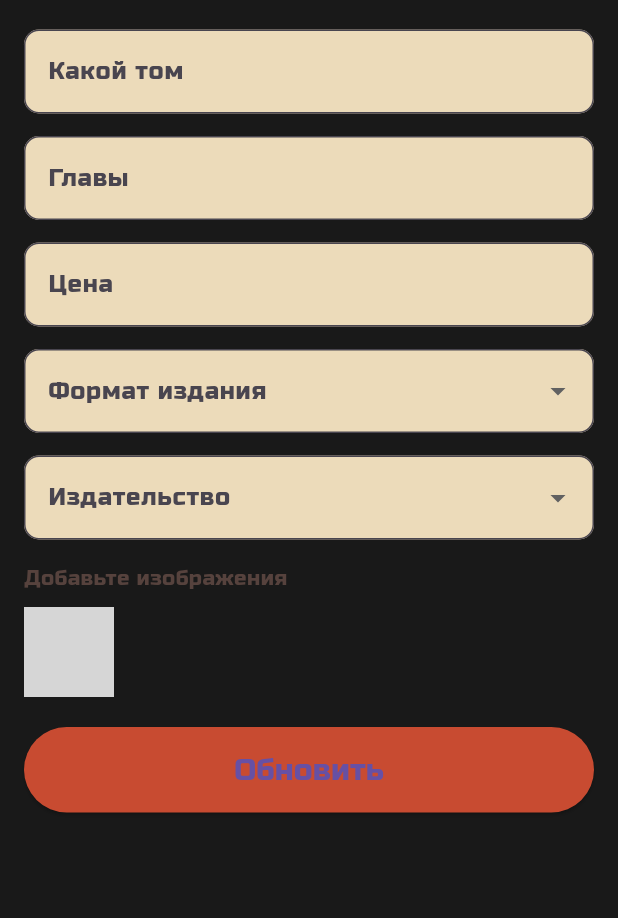
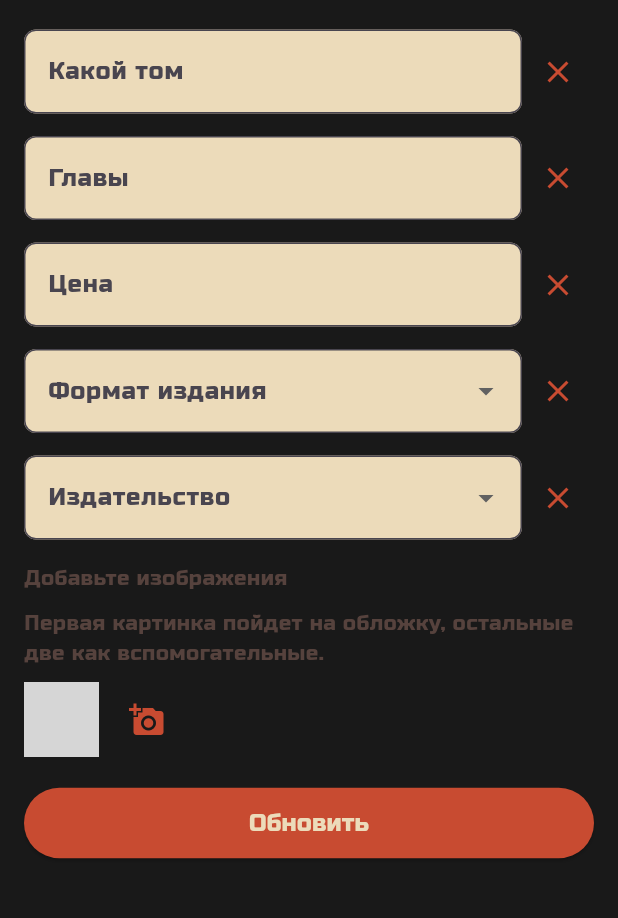
Before and after one commit to MaryPrety/PR9, a Flutter app: the EditMangaPage screen opened directly with empty values, on a phone screen of 412 x 824 dp, the part 185-1103 px from its top. Run offline on Flutter 3.47's test engine with Material 3 defaults, Android fonts, the phone set to English and light mode, and no system bars; our stand-ins replace dio, flutter_slidable; network calls fail; grey boxes are pictures that could not be loaded.

Commit message:
Update edit_manga_page.dart

```diff
--- a/lib/pages/edit_manga_page.dart
+++ b/lib/pages/edit_manga_page.dart
@@ -47,8 +47,8 @@ class _EditMangaPageState extends State<EditMangaPage> {
     _chaptersController = TextEditingController(text: widget.mangaItem.chapters);
     _priceController = TextEditingController(text: widget.mangaItem.price);
     _fullDescriptionController = TextEditingController(text: widget.mangaItem.description);
-    _formatController = TextEditingController(text: widget.mangaItem.format);
-    _publisherController = TextEditingController(text: widget.mangaItem.publisher);
+    _formatController = TextEditingController(text: widget.mangaItem.format.isNotEmpty ? widget.mangaItem.format : 'Не указан');
+    _publisherController = TextEditingController(text: widget.mangaItem.publisher.isNotEmpty ? widget.mangaItem.publisher : 'Не указан');
     _imageLinks = List.from(widget.mangaItem.additionalImages)..insert(0, widget.mangaItem.imagePath);
   }
 
@@ -90,10 +90,9 @@ class _EditMangaPageState extends State<EditMangaPage> {
       );
 
       try {
-        // Отправляем данные через PUT запрос для обновления
-        final result = await ApiService().updateProduct(updatedItem);
-        widget.onItemUpdated(result);
-        Navigator.pop(context, result);
+        await ApiService().changeProductStatus(updatedItem);
+        widget.onItemUpdated(updatedItem); // Обновляем состояние на родительской странице
+        Navigator.pop(context, updatedItem); // Возвращаем обновленный элемент
       } catch (error) {
         ScaffoldMessenger.of(context).showSnackBar(
           SnackBar(content: Text('Ошибка при обновлении товара: $error')),
@@ -110,10 +109,13 @@ class _EditMangaPageState extends State<EditMangaPage> {
 
   @override
   Widget build(BuildContext context) {
+    final screenWidth = MediaQuery.of(context).size.width;
+    final isMobile = screenWidth < 600;
+
     return Scaffold(
       backgroundColor: backgroundColor,
       appBar: AppBar(
-        title: const Text("Редактировать том", style: TextStyle(fontFamily: 'Russo One')),
+        title: const Text("Редактировать том"),
         backgroundColor: primaryColor,
         leading: IconButton(
           icon: const Icon(Icons.arrow_back),
@@ -148,11 +150,14 @@ class _EditMangaPageState extends State<EditMangaPage> {
                     const SizedBox(height: 20),
                     ElevatedButton(
                       onPressed: _submit,
+                      child: Text(
+                        "Обновить",
+                        style: TextStyle(color: secondaryColor, fontSize: isMobile ? 16.0 : 20.0),
+                      ),
                       style: ElevatedButton.styleFrom(
                         backgroundColor: primaryColor,
-                        padding: const EdgeInsets.symmetric(vertical: 14),
+                        padding: const EdgeInsets.symmetric(vertical: 12.0),
                       ),
-                      child: const Text("Обновить", style: TextStyle(fontSize: 20, fontFamily: 'Russo One')),
                     ),
                   ],
                 ),
@@ -161,41 +166,51 @@ class _EditMangaPageState extends State<EditMangaPage> {
     );
   }
 
-  Widget _buildInputField(String label, TextEditingController controller, {String? hintText, int maxLines = 1, TextInputType keyboardType = TextInputType.text}) {
-    return TextField(
+  Widget _buildInputField(String label, TextEditingController controller, {String hintText = '', TextInputType? keyboardType}) {
+    return Row(
+      children: [
+        Expanded(
+          child: TextField(
             controller: controller,
             keyboardType: keyboardType,
-      maxLines: maxLines,
             decoration: InputDecoration(
               labelText: label,
               hintText: hintText,
               filled: true,
               fillColor: secondaryColor,
-        border: OutlineInputBorder(borderRadius: BorderRadius.circular(10)),
+              border: OutlineInputBorder(borderRadius: BorderRadius.circular(8.0)),
             ),
+          ),
+        ),
+        IconButton(
+          icon: const Icon(Icons.clear, color: primaryColor),
+          onPressed: () => controller.clear(),
+        ),
+      ],
     );
   }
 
-  Widget _buildDropdownField(String label, TextEditingController controller, List<String> items) {
-    return DropdownButtonFormField<String>(
-      value: items.contains(controller.text) ? controller.text : null,
-      onChanged: (value) {
-        setState(() {
-          controller.text = value ?? '';
-        });
-      },
+  Widget _buildDropdownField(String label, TextEditingController controller, List<String> options) {
+    return Row(
+      children: [
+        Expanded(
+          child: DropdownButtonFormField<String>(
+            value: options.contains(controller.text) ? controller.text : null,
+            items: options.map((option) => DropdownMenuItem(value: option, child: Text(option))).toList(),
+            onChanged: (value) => setState(() => controller.text = value ?? ''),
             decoration: InputDecoration(
               labelText: label,
               filled: true,
               fillColor: secondaryColor,
-        border: OutlineInputBorder(borderRadius: BorderRadius.circular(10)),
+              border: OutlineInputBorder(borderRadius: BorderRadius.circular(8.0)),
             ),
-      items: items.map((item) {
-        return DropdownMenuItem<String>(
-          value: item,
-          child: Text(item),
-        );
-      }).toList(),
+          ),
+        ),
+        IconButton(
+          icon: const Icon(Icons.clear, color: primaryColor),
+          onPressed: () => controller.clear(),
+        ),
+      ],
     );
   }
 
@@ -205,31 +220,93 @@ class _EditMangaPageState extends State<EditMangaPage> {
       children: [
         const Text("Добавьте изображения", style: TextStyle(color: textColor)),
         const SizedBox(height: 10),
+        const Text(
+          "Первая картинка пойдет на обложку, остальные две как вспомогательные.",
+          style: TextStyle(color: textColor),
+        ),
+        const SizedBox(height: 10),
         Row(
           children: [
             for (int i = 0; i < _imageLinks.length; i++) ...[
               Padding(
                 padding: const EdgeInsets.only(right: 8.0),
                 child: Stack(
-                  alignment: Alignment.topRight,
                   children: [
                     Image.network(
                       _imageLinks[i],
-                      width: 60,
-                      height: 60,
+                      height: 50,
+                      width: 50,
+                      fit: BoxFit.cover,
                     ),
-                    if (i == 0) ...[
-                      IconButton(
-                        onPressed: () {
-                          // При необходимости добавить логику для изменения изображения
+                    Positioned.fill(
+                      child: Material(
+                        color: Colors.transparent,
+                        child: InkWell(
+                          onTap: () {
+                            setState(() {
+                              _imageLinks.removeAt(i);
+                            });
                           },
-                        icon: const Icon(Icons.edit, color: primaryColor),
+                          child: const Center(
+                            child: Icon(Icons.close, color: Colors.white),
                           ),
-                    ]
+                        ),
+                      ),
+                    ),
                   ],
                 ),
               ),
             ],
+            IconButton(
+              icon: const Icon(Icons.add_a_photo, color: primaryColor),
+              onPressed: () {
+                showDialog(
+                  context: context,
+                  builder: (context) {
+                    TextEditingController _urlController = TextEditingController();
+                    return AlertDialog(
+                      title: const Text("Добавить изображение"),
+                      content: Column(
+                        mainAxisSize: MainAxisSize.min,
+                        children: [
+                          TextField(
+                            controller: _urlController,
+                            decoration: const InputDecoration(labelText: "Введите ссылку на изображение"),
+                          ),
+                          const SizedBox(height: 10),
+                          const Text(
+                            "Пример ссылки: https://example.com/image.jpg",
+                            style: TextStyle(color: primaryColor, fontSize: 12),
+                          ),
+                        ],
+                      ),
+                      actions: [
+                        TextButton(
+                          onPressed: () {
+                            String url = _urlController.text.trim();
+                            if (url.isNotEmpty && url.startsWith("http")) {
+                              setState(() {
+                                _imageLinks.add(url);
+                                Navigator.of(context).pop();
+                              });
+                            } else {
+                              ScaffoldMessenger.of(context).showSnackBar(
+                                const SnackBar(content: Text("Введите корректную ссылку на изображение")),
+                              );
+                            }
+                          },
+                          child: const Text("Добавить"),
+                        ),
+                        TextButton(
+                          onPressed: () => Navigator.of(context).pop(),
+                          child: const Text("Отмена"),
+                        ),
+                      ],
+                    );
+                  },
+                );
+              },
+            ),
           ],
         ),
       ],
```
Lines whose indentation alone changed are shown as unchanged.
